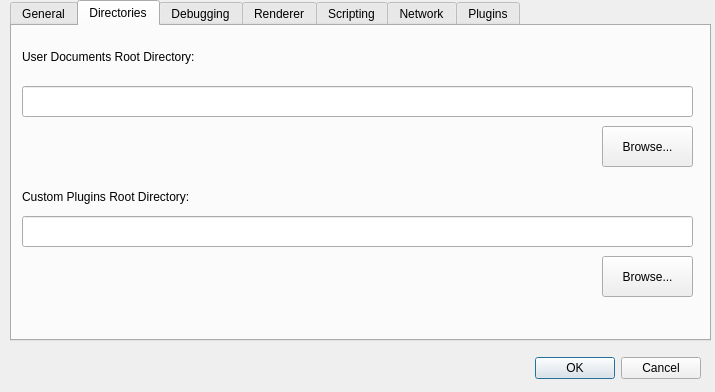
Before: the Qt Designer form Source/BrainStim/optionpage.ui in svengijsen/BrainStim, drawn with Qt 5.
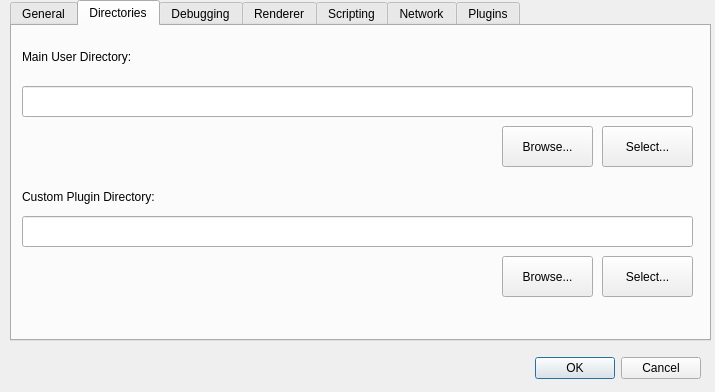
After: the same form once the commit is applied. The open tabs and pages were chosen to show the change.

Commit message:
Shortened the company name setting as this is used for the custom plugin path.
Renamed some functions, variable and control names to be in line with the documentation.
Fixed a bug for loading and thereafter activating a document using the command parameter -f.
Added a browse functionality for two important path settings.
Added a option in the PluginManager to reload all the plugins.

Diff of the .ui file:
```diff
--- a/Source/BrainStim/optionpage.ui
+++ b/Source/BrainStim/optionpage.ui
@@ -141,7 +141,7 @@
       </rect>
      </property>
      <property name="text">
-      <string>Browse...</string>
+      <string>Select...</string>
      </property>
     </widget>
     <widget class="QLabel" name="label_7">
@@ -160,7 +160,7 @@
       </sizepolicy>
      </property>
      <property name="text">
-      <string>User Documents Root Directory:</string>
+      <string>Main User Directory:</string>
      </property>
     </widget>
     <widget class="QLineEdit" name="lneCustomPluginsRootDirectory">
@@ -183,7 +183,7 @@
       </rect>
      </property>
      <property name="text">
-      <string>Browse...</string>
+      <string>Select...</string>
      </property>
     </widget>
     <widget class="QLabel" name="label_8">
@@ -202,7 +202,33 @@
       </sizepolicy>
      </property>
      <property name="text">
-      <string>Custom Plugins Root Directory:</string>
+      <string>Custom Plugin Directory:</string>
+     </property>
+    </widget>
+    <widget class="QPushButton" name="btnViewMainApplicationUserDirectory">
+     <property name="geometry">
+      <rect>
+       <x>490</x>
+       <y>100</y>
+       <width>91</width>
+       <height>41</height>
+      </rect>
+     </property>
+     <property name="text">
+      <string>Browse...</string>
+     </property>
+    </widget>
+    <widget class="QPushButton" name="btnViewCustomPluginRootDirectory">
+     <property name="geometry">
+      <rect>
+       <x>490</x>
+       <y>230</y>
+       <width>91</width>
+       <height>41</height>
+      </rect>
+     </property>
+     <property name="text">
+      <string>Browse...</string>
      </property>
     </widget>
    </widget>
```
Left out of the diff: 12 changed lines with no effect on the pictures. The commit also changes 25 other files.
